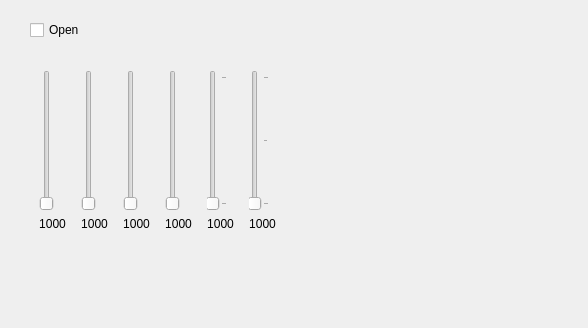
This is controlwindow.ui in hegoku/DroneControlCenter as Qt 5 draws it before an edit. The edited form follows.
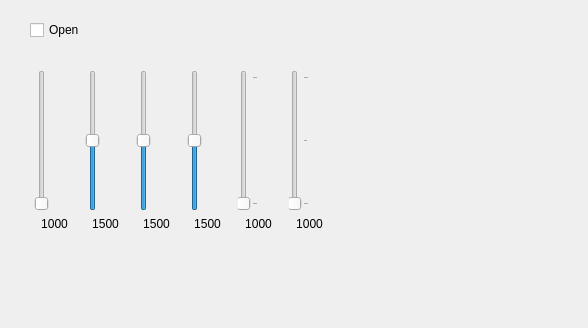
This is the edited form.

What changed in the file:
```diff
--- a/controlwindow.ui
+++ b/controlwindow.ui
@@ -19,11 +19,14 @@
      <rect>
       <x>30</x>
       <y>70</y>
-      <width>261</width>
+      <width>310</width>
       <height>161</height>
      </rect>
     </property>
-    <layout class="QGridLayout" name="gridLayout">
+    <layout class="QGridLayout" name="gridLayout" columnminimumwidth="41,41,41,41,41,41">
+     <property name="sizeConstraint">
+      <enum>QLayout::SizeConstraint::SetNoConstraint</enum>
+     </property>
      <item row="0" column="3">
       <widget class="QSlider" name="yaw_slider">
        <property name="minimum">
@@ -32,6 +35,12 @@
        <property name="maximum">
         <number>2000</number>
        </property>
+       <property name="pageStep">
+        <number>1</number>
+       </property>
+       <property name="value">
+        <number>1500</number>
+       </property>
        <property name="orientation">
         <enum>Qt::Orientation::Vertical</enum>
        </property>
@@ -45,21 +54,14 @@
        <property name="maximum">
         <number>2000</number>
        </property>
+       <property name="pageStep">
+        <number>1</number>
+       </property>
        <property name="orientation">
         <enum>Qt::Orientation::Vertical</enum>
        </property>
       </widget>
      </item>
-     <item row="1" column="0">
-      <widget class="QLabel" name="throttle_value">
-       <property name="text">
-        <string>1000</string>
-       </property>
-       <property name="alignment">
-        <set>Qt::AlignmentFlag::AlignCenter</set>
-       </property>
-      </widget>
-     </item>
      <item row="0" column="1">
       <widget class="QSlider" name="roll_slider">
        <property name="minimum">
@@ -68,6 +70,12 @@
        <property name="maximum">
         <number>2000</number>
        </property>
+       <property name="pageStep">
+        <number>1</number>
+       </property>
+       <property name="value">
+        <number>1500</number>
+       </property>
        <property name="orientation">
         <enum>Qt::Orientation::Vertical</enum>
        </property>
@@ -81,6 +89,12 @@
        <property name="maximum">
         <number>2000</number>
        </property>
+       <property name="pageStep">
+        <number>1</number>
+       </property>
+       <property name="value">
+        <number>1500</number>
+       </property>
        <property name="orientation">
         <enum>Qt::Orientation::Vertical</enum>
        </property>
@@ -136,10 +150,20 @@
        </property>
       </widget>
      </item>
+     <item row="1" column="0">
+      <widget class="QLabel" name="throttle_value">
+       <property name="text">
+        <string>1000</string>
+       </property>
+       <property name="alignment">
+        <set>Qt::AlignmentFlag::AlignCenter</set>
+       </property>
+      </widget>
+     </item>
      <item row="1" column="1">
       <widget class="QLabel" name="roll_value">
        <property name="text">
-        <string>1000</string>
+        <string>1500</string>
        </property>
        <property name="alignment">
         <set>Qt::AlignmentFlag::AlignCenter</set>
@@ -149,7 +173,7 @@
      <item row="1" column="2">
       <widget class="QLabel" name="pitch_value">
        <property name="text">
-        <string>1000</string>
+        <string>1500</string>
        </property>
        <property name="alignment">
         <set>Qt::AlignmentFlag::AlignCenter</set>
@@ -159,7 +183,7 @@
      <item row="1" column="3">
       <widget class="QLabel" name="yaw_value">
        <property name="text">
-        <string>1000</string>
+        <string>1500</string>
        </property>
        <property name="alignment">
         <set>Qt::AlignmentFlag::AlignCenter</set>
```
